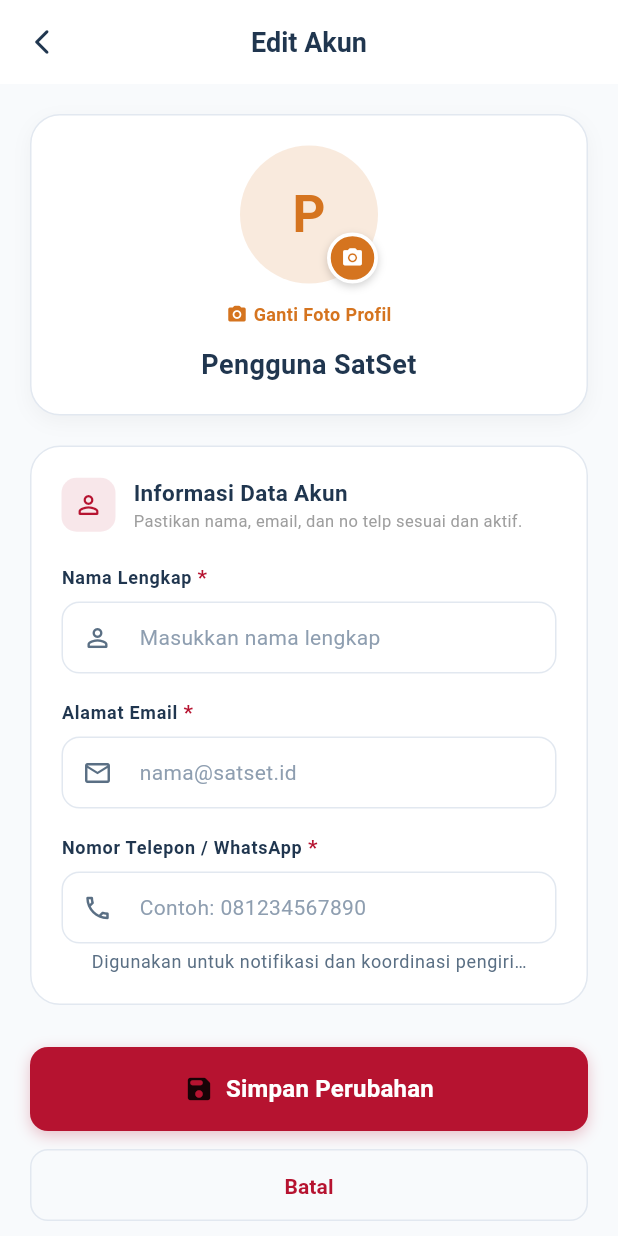
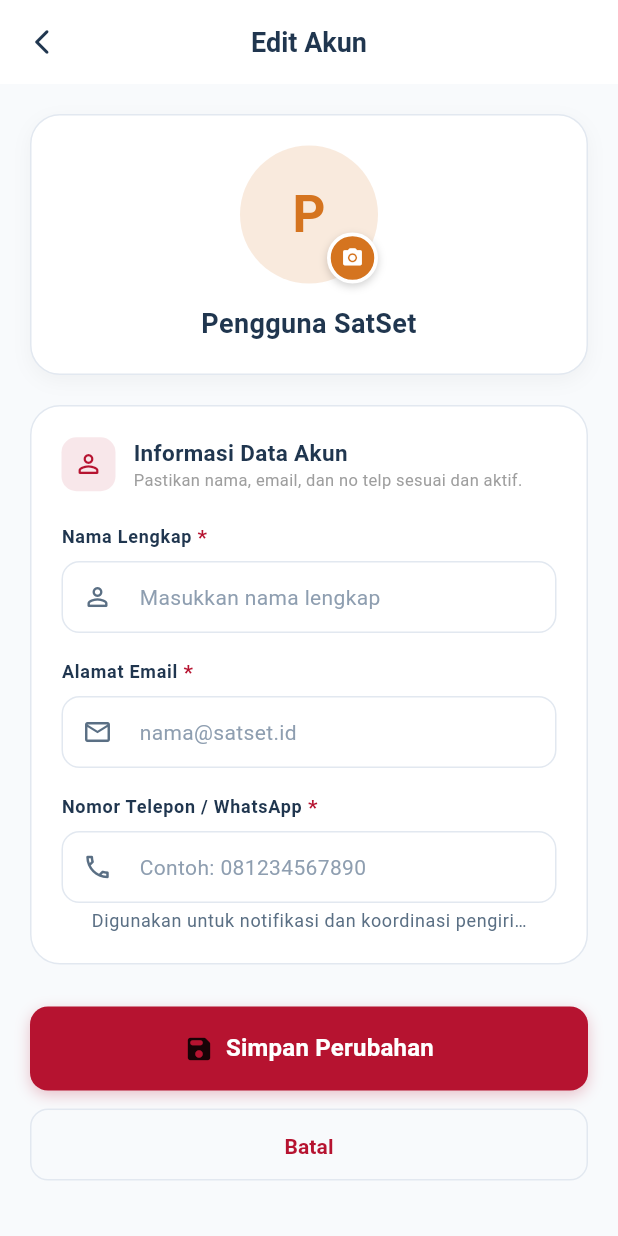
Before and after one commit to ahimshasatyag/satset, a Flutter app: the EditAccountPage screen opened directly, on a phone screen of 412 x 824 dp. Run offline on Flutter 3.47's test engine with Material 3 defaults, Android fonts, the phone set to English and light mode, and no system bars; our stand-ins replace equatable, flutter_bloc, flutter_map, geolocator, google_sign_in, image_picker and 4 more; accounts and stored records are empty.

Commit message:
refactor(account): remove 'Ganti Foto Profil' text button from edit account page

```diff
--- a/lib/features/account/presentation/pages/edit_account_page.dart
+++ b/lib/features/account/presentation/pages/edit_account_page.dart
@@ -910,32 +910,7 @@
               ],
             ),
           ),
-          const SizedBox(height: 8),
-
-          // Tombol Text Link Ganti Foto
-          InkWell(
-            onTap: () => _showImageSourceModal(context, isDark),
-            borderRadius: BorderRadius.circular(12),
-            child: Padding(
-              padding: const EdgeInsets.symmetric(horizontal: 10, vertical: 4),
-              child: Row(
-                mainAxisSize: MainAxisSize.min,
-                children: [
-                  Icon(Icons.photo_camera_rounded, size: 14, color: roleColor),
-                  const SizedBox(width: 4),
-                  Text(
-                    'Ganti Foto Profil',
-                    style: TextStyle(
-                      fontSize: 12,
-                      fontWeight: FontWeight.w600,
-                      color: roleColor,
-                    ),
-                  ),
-                ],
-              ),
-            ),
-          ),
-          const SizedBox(height: 8),
+          const SizedBox(height: 14),
 
           Text(
             displayName,
```
Also changed, not shown: 1 other file.
